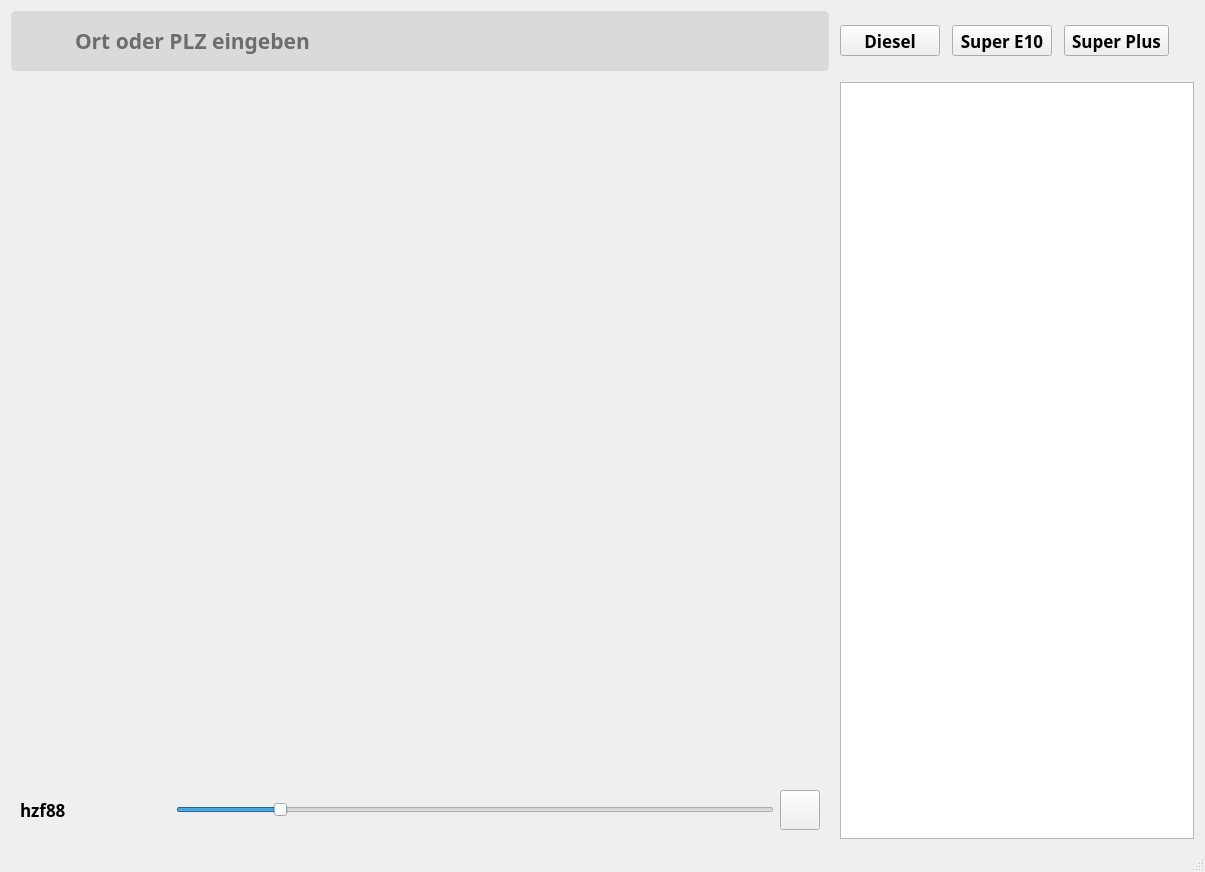
Before: the Qt Designer form resources/ui/mainWindow.ui in Osamaiqji89/Benzinpreis-App, drawn with Qt 5.
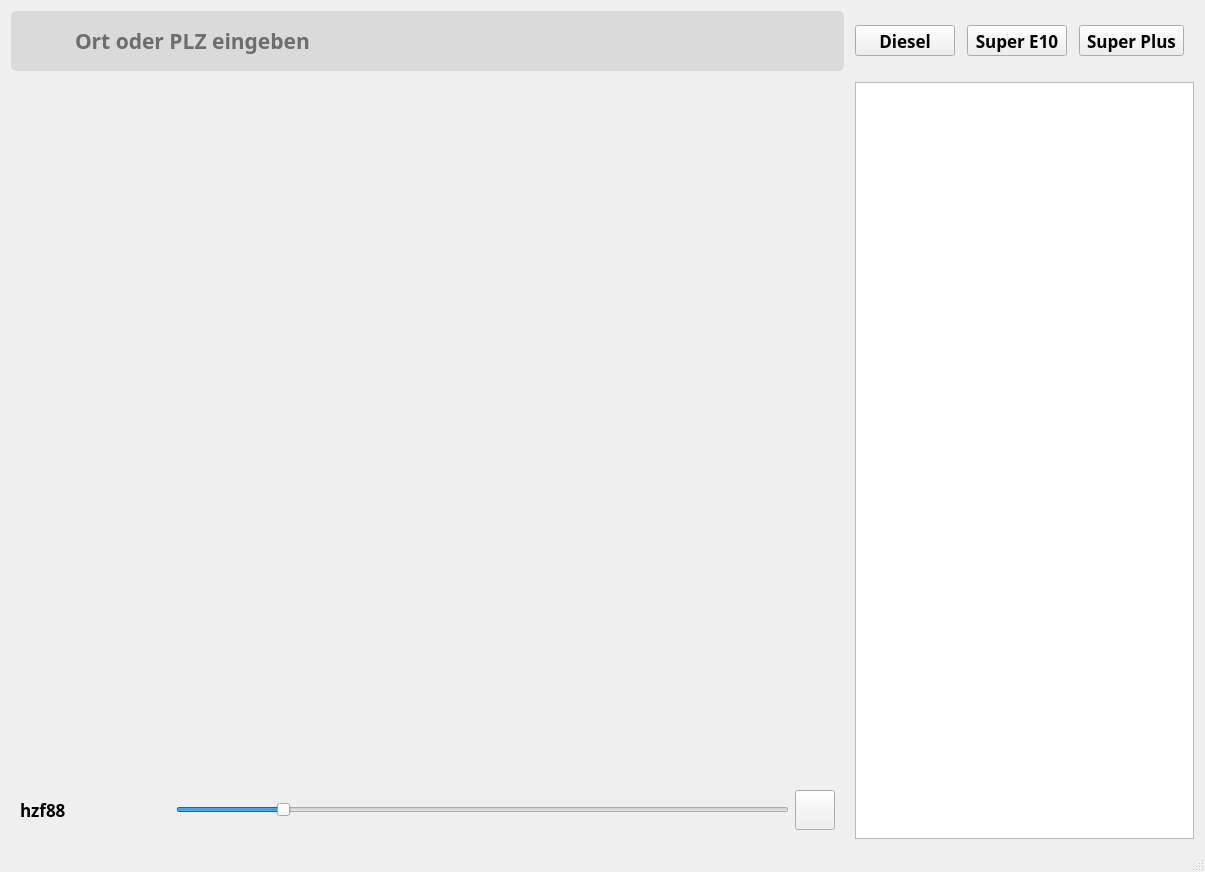
After: the same form once the commit is applied. The open tabs and pages were chosen to show the change. Icons and pictures are not drawn.

Diff of the .ui file:
```diff
--- a/resources/ui/mainWindow.ui
+++ b/resources/ui/mainWindow.ui
@@ -461,17 +461,23 @@
     <item row="1" column="7" rowspan="2">
      <widget class="QStackedWidget" name="stackedWidget">
       <property name="sizePolicy">
-       <sizepolicy hsizetype="Maximum" vsizetype="Preferred">
+       <sizepolicy hsizetype="Fixed" vsizetype="Preferred">
         <horstretch>0</horstretch>
         <verstretch>0</verstretch>
        </sizepolicy>
       </property>
       <property name="minimumSize">
        <size>
-        <width>335</width>
+        <width>339</width>
         <height>40</height>
        </size>
       </property>
+      <property name="maximumSize">
+       <size>
+        <width>339</width>
+        <height>16777215</height>
+       </size>
+      </property>
       <property name="font">
        <font>
         <family>Source Sans Pro Light</family>
@@ -485,11 +491,17 @@
       </property>
       <widget class="QWidget" name="page">
        <property name="sizePolicy">
-        <sizepolicy hsizetype="Fixed" vsizetype="Preferred">
+        <sizepolicy hsizetype="Preferred" vsizetype="Preferred">
          <horstretch>0</horstretch>
          <verstretch>0</verstretch>
         </sizepolicy>
        </property>
+       <property name="minimumSize">
+        <size>
+         <width>300</width>
+         <height>0</height>
+        </size>
+       </property>
        <layout class="QGridLayout" name="gridLayout_2">
         <property name="leftMargin">
          <number>0</number>
@@ -511,6 +523,12 @@
             <verstretch>0</verstretch>
            </sizepolicy>
           </property>
+          <property name="minimumSize">
+           <size>
+            <width>300</width>
+            <height>0</height>
+           </size>
+          </property>
           <property name="font">
            <font>
             <family>Sitka</family>
```
Left out of the diff: 14 changed lines with no effect on the pictures.
